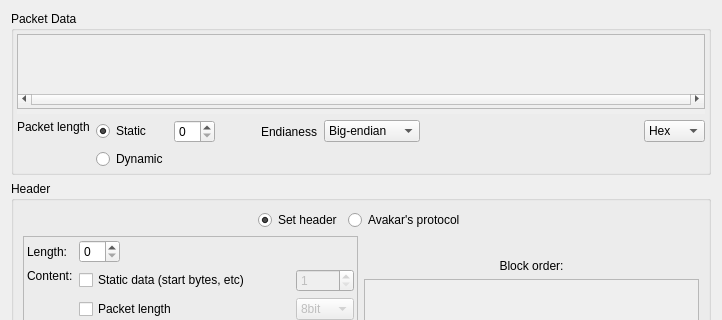
Before: the Qt Designer form src/LorrisAnalyzer/sourcedialog.ui in Tasssadar/Lorris, drawn with Qt 5; both pictures show x 0 to 722 and y 0 to 320 of the 722 by 572 pixel window.
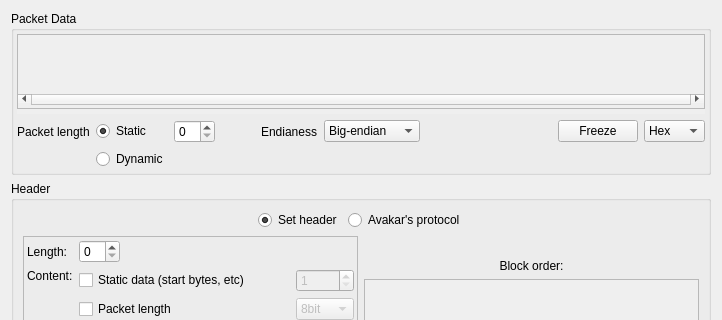
After: the same form once the commit is applied.

Commit message: [655] Analyzer: add freeze button to SourceDialog

Patch:
```diff
--- a/src/LorrisAnalyzer/sourcedialog.ui
+++ b/src/LorrisAnalyzer/sourcedialog.ui
@@ -69,7 +69,7 @@
            <string>Packet length</string>
           </property>
           <property name="alignment">
-           <set>Qt::AlignLeading|Qt::AlignLeft|Qt::AlignTop</set>
+           <set>Qt::AlignLeading|Qt::AlignLeft|Qt::AlignVCenter</set>
           </property>
          </widget>
         </item>
@@ -133,7 +133,7 @@
           </property>
          </spacer>
         </item>
-        <item row="0" column="7">
+        <item row="0" column="8">
          <widget class="QComboBox" name="fmt_combo">
           <item>
            <property name="text">
@@ -165,6 +165,19 @@
           </property>
          </spacer>
         </item>
+        <item row="0" column="7">
+         <widget class="QPushButton" name="freezeBtn">
+          <property name="text">
+           <string>Freeze</string>
+          </property>
+          <property name="checkable">
+           <bool>true</bool>
+          </property>
+          <property name="checked">
+           <bool>false</bool>
+          </property>
+         </widget>
+        </item>
        </layout>
       </item>
      </layout>
@@ -444,7 +457,7 @@
                    <x>0</x>
                    <y>0</y>
                    <width>318</width>
-                   <height>62</height>
+                   <height>56</height>
                   </rect>
                  </property>
                 </widget>
```
The commit also changes 2 other files.
